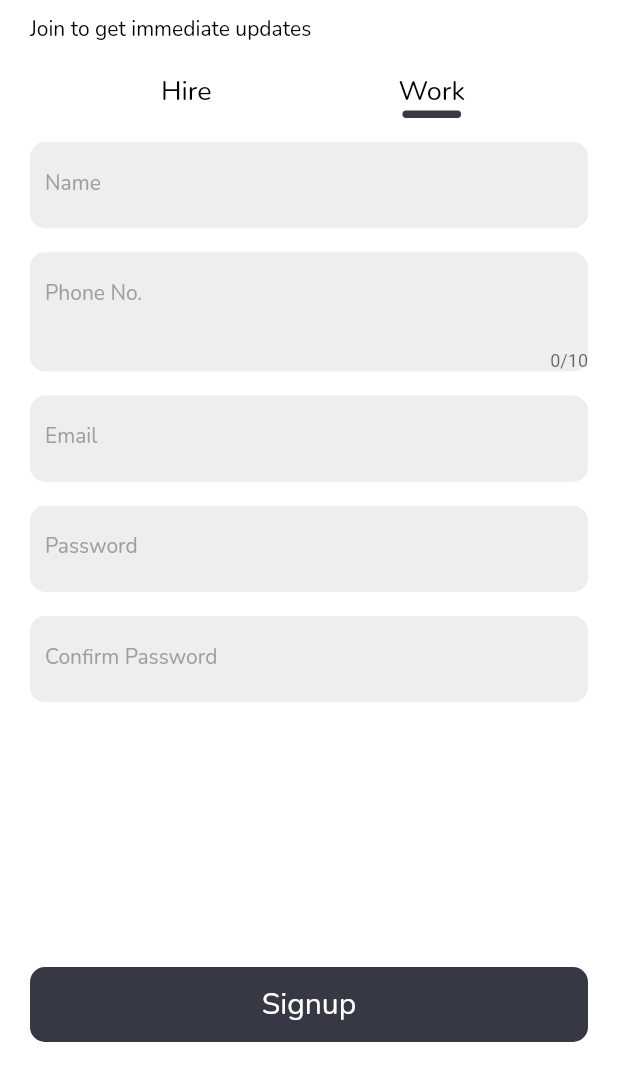
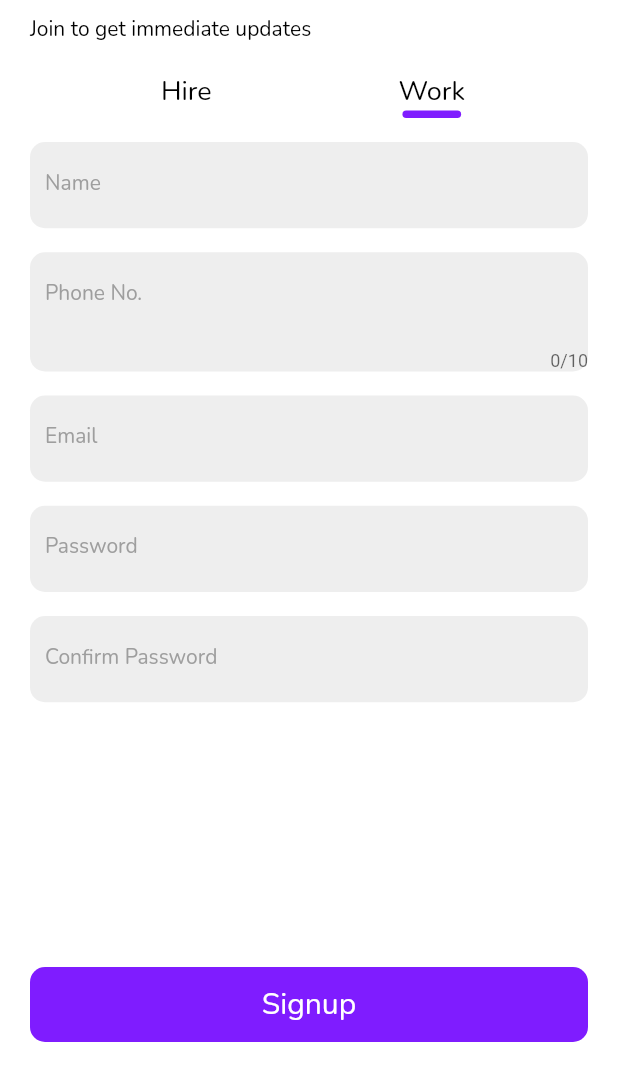
Before and after one commit to anand-aman/work_today, a Flutter app: the screen it shows after launch, after a tap on "Work", on a phone screen of 412 x 824 dp, the part 164-1236 px from its top. Run offline on Flutter 3.47's test engine with Material 2 defaults, Android fonts, the phone set to English and light mode, and no system bars; our stand-ins replace cloud_firestore, firebase_auth, firebase_core, firebase_messaging, geolocator, google_fonts and 2 more; accounts and stored records are empty; network calls fail.

Commit message:
Color updated

```diff
--- a/lib/components/my_button.dart
+++ b/lib/components/my_button.dart
@@ -24,8 +24,7 @@ class MyButton extends StatelessWidget {
         child: Container(
           height: 50,
           decoration: BoxDecoration(
-              color: buttonColor ?? Color.fromRGBO(56, 56, 68, 1),
-              // Color.fromRGBO(246, 171, 54, 1)
+              color: buttonColor ?? Color(0xff7f1cff),
               borderRadius: BorderRadius.circular(10)),
           child: Center(
             child: Text(
@@ -68,8 +67,7 @@ class SmallButton extends StatelessWidget {
         child: Container(
           height: 5,
           decoration: BoxDecoration(
-              color: buttonColor ?? Color.fromRGBO(56, 56, 68, 1),
-              // Color.fromRGBO(246, 171, 54, 1)
+              color: buttonColor ?? Colors.purple,
               borderRadius: BorderRadius.circular(10)),
           child: Center(
             child: Text(
--- a/lib/screens/auth/registration_screen.dart
+++ b/lib/screens/auth/registration_screen.dart
@@ -224,7 +224,7 @@ class _RegistrationScreenState extends State<RegistrationScreen> {
                                 text: "Hire",
                                 onPressed: () {},
                                 buttonColor: isHirer
-                                    ? Color.fromRGBO(56, 56, 68, 1)
+                                    ?  Color(0xff7f1cff)
                                     : widget.isdark
                                         ? Colors.grey[850]
                                         : Colors.white,
@@ -255,7 +255,7 @@ class _RegistrationScreenState extends State<RegistrationScreen> {
                                     ? widget.isdark
                                         ? Colors.grey[850]
                                         : Colors.white
-                                    : Color.fromRGBO(56, 56, 68, 1),
+                                    :  Color(0xff7f1cff),
                                 width: 100.0,
                               ),
                             ],
--- a/lib/screens/home_screen.dart
+++ b/lib/screens/home_screen.dart
@@ -39,7 +39,7 @@ class _HomeScreenState extends State<HomeScreen> {
                     widget.isdark ? Icons.light_mode : Icons.dark_mode,
                     color: widget.isdark
                         ? Colors.white
-                        : Color.fromRGBO(56, 56, 68, 1),
+                        :  Color(0xff7f1cff),
                     size: 20.0,
                   ),
                   onTap: () {
@@ -151,9 +151,7 @@ class _HomeScreenState extends State<HomeScreen> {
                   child: Container(
                     height: 50,
                     decoration: BoxDecoration(
-                        color: widget.isdark
-                            ? Colors.white
-                            : Color.fromRGBO(56, 56, 68, 1),
+                        color: widget.isdark ? Colors.white : Color(0xff7f1cff),
                         borderRadius: BorderRadius.circular(40)),
                     child: Center(
                       child: TextHelper(
```
